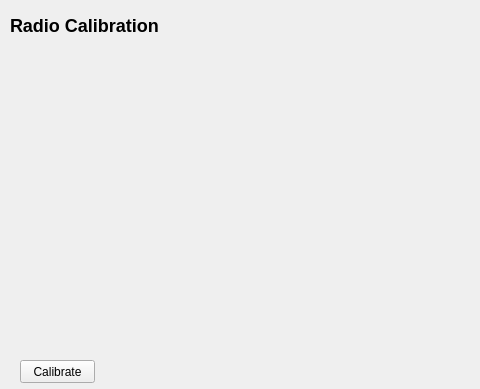
Before: the Qt Designer form src/ui/configuration/RadioCalibrationConfig.ui in mavlink/qgroundcontrol, drawn with Qt 5; both pictures show x 0 to 480 and y 0 to 389 of the 771 by 389 pixel window.
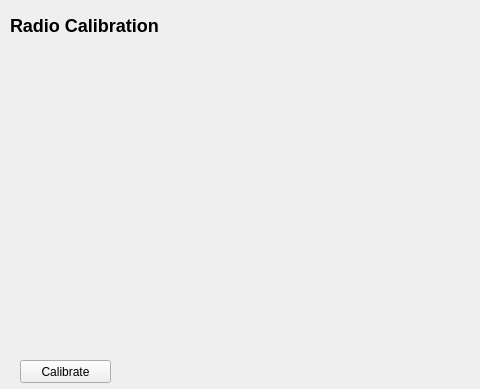
After: the same form once the commit is applied. Custom widgets are drawn as their Qt base class.

Commit message: Fixes for Radio Calibration to work with proper min/max values

Patch:
```diff
--- a/src/ui/configuration/RadioCalibrationConfig.ui
+++ b/src/ui/configuration/RadioCalibrationConfig.ui
@@ -258,7 +258,7 @@
     <rect>
      <x>20</x>
      <y>360</y>
-     <width>75</width>
+     <width>91</width>
      <height>23</height>
     </rect>
    </property>
```
The commit also changes 2 other files.
